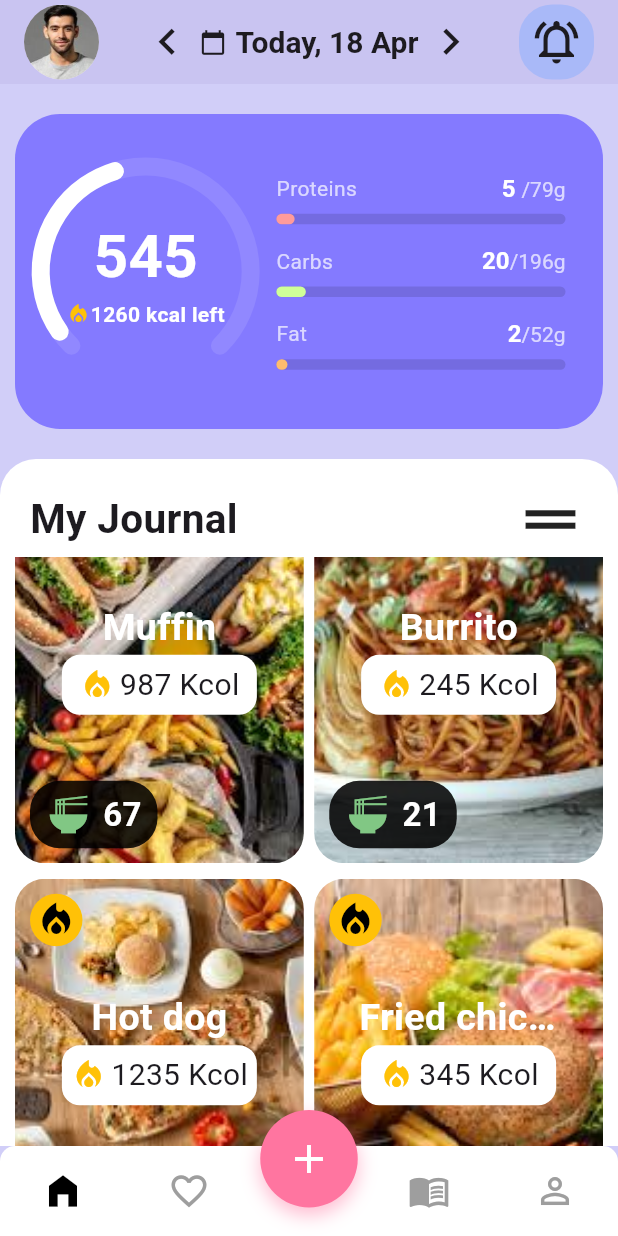
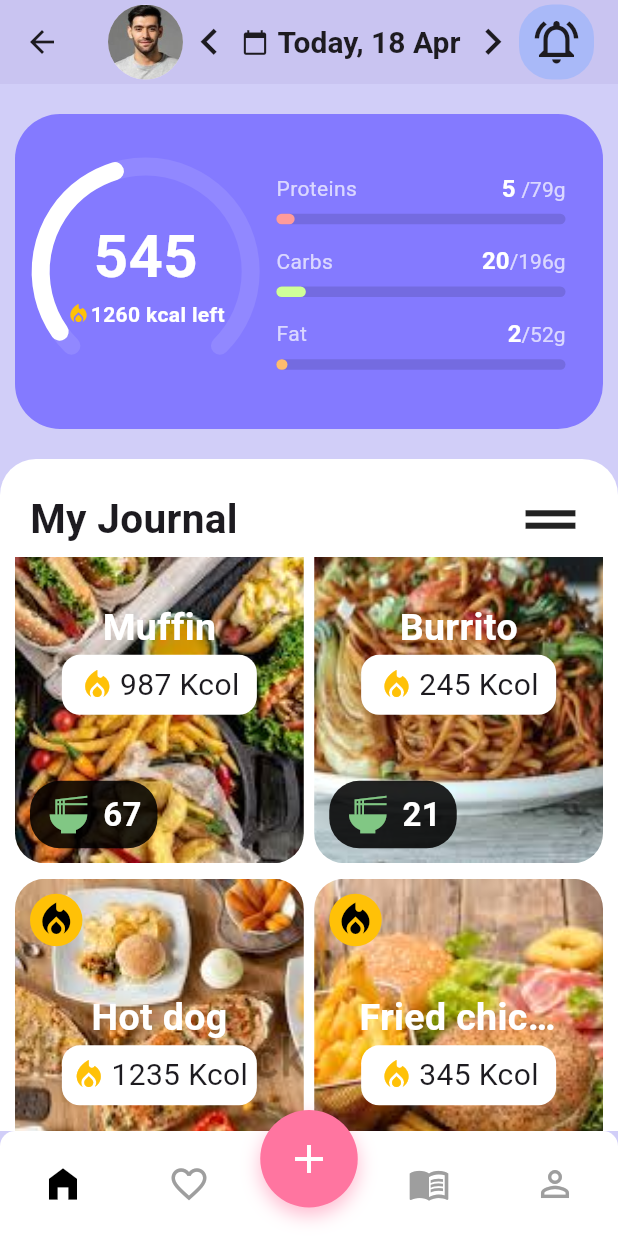
Before and after one commit to oliulalam/healty_food_tracker_app_ui, a Flutter app: the HomePage screen opened directly, scrolled down 576 dp, on a phone screen of 412 x 824 dp. Run offline on Flutter 3.47's test engine with Material 3 defaults, Android fonts, the phone set to English and light mode, and no system bars.

```diff
--- a/lib/app.dart
+++ b/lib/app.dart
@@ -1,6 +1,5 @@
 import 'package:flutter/material.dart';
-import 'package:healty_food_tracker_app/extera_page.dart';
-import 'package:healty_food_tracker_app/home_page.dart';
+import 'package:healty_food_tracker_app/second_page.dart';
 
 class FoodTrackerApp extends StatelessWidget {
   const FoodTrackerApp({super.key});
@@ -9,7 +8,7 @@ class FoodTrackerApp extends StatelessWidget {
   Widget build(BuildContext context) {
     return MaterialApp(
       debugShowCheckedModeBanner: false,
-      home: HomePage(),
+      home: SecondPage(),
     );
   }
 }
--- a/lib/home_page.dart
+++ b/lib/home_page.dart
@@ -1,4 +1,5 @@
 import 'package:flutter/material.dart';
+import 'package:healty_food_tracker_app/widgets/bottom_navigation.dart';
 import 'package:healty_food_tracker_app/widgets/radial_painter.dart'; // আপনার ফোল্ডার স্ট্রাকচার অনুযায়ী ইমপোর্ট
 
 class HomePage extends StatefulWidget {
@@ -80,7 +81,6 @@ class _HomePageState extends State<HomePage> {
       'stock': '12',
     },
   ];
-  int _selectedIndex = 0;
 
   @override
   Widget build(BuildContext context) {
@@ -587,108 +587,7 @@ class _HomePageState extends State<HomePage> {
         ],
       ),
 
-      bottomNavigationBar: SizedBox(
-        height: 60, // পুরো নেভিগেশন এরিয়ার উচ্চতা
-        child: Stack(
-          clipBehavior: Clip.none, // বাটন যাতে বারের বাইরে দেখা যায়
-          alignment: Alignment.bottomCenter,
-          children: [
-            // ১. সাদা রাউন্ডেড বার
-            ClipRRect(
-              borderRadius: BorderRadius.only(
-                topRight: Radius.circular(10),
-                topLeft: Radius.circular(10),
-              ),
-              child: Container(
-                height: 60,
-                decoration: BoxDecoration(
-                  color: Colors.white,
-                  boxShadow: [
-                    BoxShadow(
-                      color: Colors.grey.withOpacity(0.2),
-                      blurRadius: 10,
-                      offset: const Offset(0, 5),
-                    ),
-                  ],
-                ),
-                child: Row(
-                  mainAxisAlignment: MainAxisAlignment.spaceAround,
-                  children: [
-                    // আইকন ১: হোম
-                    IconButton(
-                      icon: Icon(
-                        Icons.home_filled,
-                        color: _selectedIndex == 0 ? Colors.black : Colors.grey,
-                        size: 28,
-                      ),
-                      onPressed: () => setState(() => _selectedIndex = 0),
-                    ),
-
-                    // আইকন ২: হার্ট
-                    IconButton(
-                      icon: Icon(
-                        Icons.favorite_border,
-                        color: _selectedIndex == 1 ? Colors.black : Colors.grey,
-                        size: 28,
-                      ),
-                      onPressed: () => setState(() => _selectedIndex = 1),
-                    ),
-
-                    // মাঝখানের ফাঁকা জায়গা (যেখানে বাটন বসবে)
-                    const SizedBox(width: 40),
-
-                    // আইকন ৩: বই
-                    IconButton(
-                      icon: Icon(
-                        Icons.menu_book_outlined,
-                        color: _selectedIndex == 2 ? Colors.black : Colors.grey,
-                        size: 28,
-                      ),
-                      onPressed: () => setState(() => _selectedIndex = 2),
-                    ),
-
-                    // আইকন ৪: প্রোফাইল
-                    IconButton(
-                      icon: Icon(
-                        Icons.person_outline,
-                        color: _selectedIndex == 3 ? Colors.black : Colors.grey,
-                        size: 28,
-                      ),
-                      onPressed: () => setState(() => _selectedIndex = 3),
-                    ),
-                  ],
-                ),
-              ),
-            ),
-
-            // ২. মাঝখানের ফ্লোটিং বাটন (গোলাপি)
-            Positioned(
-              bottom: 19, // বার থেকে উপরে উঠানো হলো
-              child: GestureDetector(
-                onTap: () {
-                  print("Plus Button Clicked");
-                },
-                child: Container(
-                  height: 65,
-                  width: 65,
-                  decoration: BoxDecoration(
-                    color: const Color(0xFFFF75A0), // গোলাপি রং
-                    shape: BoxShape.circle,
-                    boxShadow: [
-                      BoxShadow(
-                        color: const Color(0xFFFF75A0).withOpacity(0.5),
-                        blurRadius: 10,
-                        offset: const Offset(0, 5),
-                      ),
-                    ],
-                  ),
-                  child: const Icon(Icons.add, color: Colors.white, size: 32),
-                ),
-              ),
-            ),
-          ],
-        ),
-      ),
+      bottomNavigationBar: MyBottomNavigation(),
     );
   }
 }
```
Also changed, not shown: lib/extera_page.dart (deleted, +0 -305 lines), lib/extra_second_page.dart (added, +101 -0 lines), assets/images/second_back.jpg (added).
